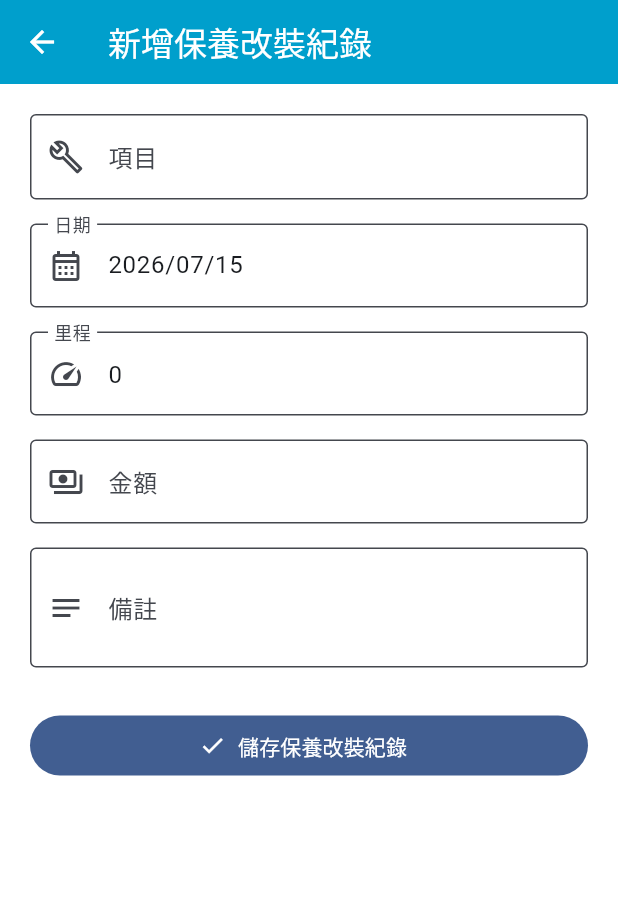
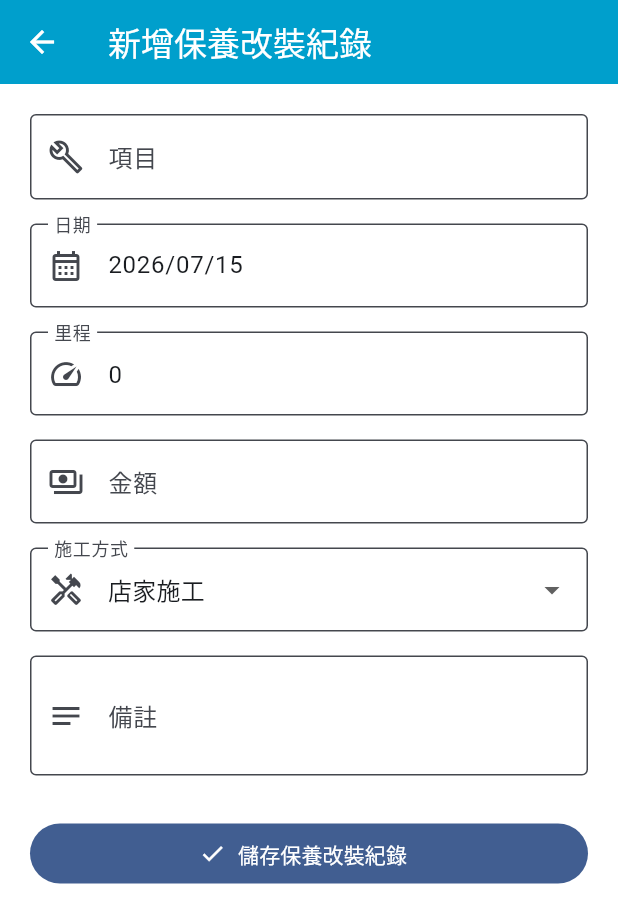
Before and after one commit to a3751780/my_garage, a Flutter app: the AddMaintenanceRecordPage screen opened directly with empty values, on a phone screen of 412 x 824 dp. Shown: the top 923 px of the screen. Run offline on Flutter 3.47's test engine with Material 3 defaults, Android fonts, the phone set to English and light mode, and no system bars; our stand-ins replace flutter_dotenv, flutter_riverpod, image_picker, shared_preferences, supabase_flutter; accounts and stored records are empty.

Commit message:
新增保養紀錄增加施工方式欄位

```diff
--- a/lib/features/maintenance/data/maintenance_record.dart
+++ b/lib/features/maintenance/data/maintenance_record.dart
@@ -1,3 +1,20 @@
+enum MaintenanceServiceType {
+  shop('shop', '店家施工'),
+  diy('diy', '自己 DIY');
+
+  const MaintenanceServiceType(this.value, this.label);
+
+  factory MaintenanceServiceType.fromValue(String? value) {
+    return MaintenanceServiceType.values.firstWhere(
+      (type) => type.value == value,
+      orElse: () => MaintenanceServiceType.shop,
+    );
+  }
+
+  final String value;
+  final String label;
+}
+
 class MaintenanceRecord {
   const MaintenanceRecord({
     required this.id,
@@ -7,6 +24,7 @@ class MaintenanceRecord {
     required this.servicedAt,
     required this.odometer,
     required this.amount,
+    required this.serviceType,
     required this.createdAt,
     this.note,
   });
@@ -20,6 +38,9 @@ class MaintenanceRecord {
       servicedAt: DateTime.parse(json['serviced_at'] as String),
       odometer: json['odometer'] as int,
       amount: (json['amount'] as num).toDouble(),
+      serviceType: MaintenanceServiceType.fromValue(
+        json['service_type'] as String?,
+      ),
       note: json['note'] as String?,
       createdAt: DateTime.parse(json['created_at'] as String),
     );
@@ -32,6 +53,7 @@ class MaintenanceRecord {
   final DateTime servicedAt;
   final int odometer;
   final double amount;
+  final MaintenanceServiceType serviceType;
   final String? note;
   final DateTime createdAt;
 }
@@ -43,6 +65,7 @@ class NewMaintenanceRecordInput {
     required this.servicedAt,
     required this.odometer,
     required this.amount,
+    required this.serviceType,
     this.note,
   });
 
@@ -51,5 +74,6 @@ class NewMaintenanceRecordInput {
   final DateTime servicedAt;
   final int odometer;
   final double amount;
+  final MaintenanceServiceType serviceType;
   final String? note;
 }
--- a/lib/features/maintenance/data/maintenance_records_repository.dart
+++ b/lib/features/maintenance/data/maintenance_records_repository.dart
@@ -38,6 +38,7 @@ class MaintenanceRecordsRepository {
       'serviced_at': _formatDate(input.servicedAt),
       'odometer': input.odometer,
       'amount': input.amount,
+      'service_type': input.serviceType.value,
       'note': input.note,
     });
 
@@ -61,6 +62,7 @@ class MaintenanceRecordsRepository {
           'serviced_at': _formatDate(input.servicedAt),
           'odometer': input.odometer,
           'amount': input.amount,
+          'service_type': input.serviceType.value,
           'note': input.note,
         })
         .eq('id', recordId)
--- a/lib/features/maintenance/presentation/add_maintenance_record_page.dart
+++ b/lib/features/maintenance/presentation/add_maintenance_record_page.dart
@@ -31,6 +31,7 @@ class _AddMaintenanceRecordPageState
   final _noteController = TextEditingController();
 
   DateTime _servicedAt = DateTime.now();
+  MaintenanceServiceType _serviceType = MaintenanceServiceType.shop;
   bool _isSaving = false;
   String? _errorMessage;
 
@@ -47,6 +48,7 @@ class _AddMaintenanceRecordPageState
       _dateController.text = _formatDisplayDate(record.servicedAt);
       _odometerController.text = record.odometer.toString();
       _amountController.text = record.amount.toString();
+      _serviceType = record.serviceType;
       _noteController.text = record.note ?? '';
       return;
     }
@@ -130,6 +132,31 @@ class _AddMaintenanceRecordPageState
                 validator: _validatePositiveNumber,
               ),
               const SizedBox(height: 16),
+              DropdownButtonFormField<MaintenanceServiceType>(
+                value: _serviceType,
+                decoration: const InputDecoration(
+                  labelText: '施工方式',
+                  prefixIcon: Icon(Icons.handyman_outlined),
+                ),
+                items: MaintenanceServiceType.values
+                    .map(
+                      (type) => DropdownMenuItem(
+                        value: type,
+                        child: Text(type.label),
+                      ),
+                    )
+                    .toList(),
+                onChanged: _isSaving
+                    ? null
+                    : (value) {
+                        if (value == null) {
+                          return;
+                        }
+
+                        setState(() => _serviceType = value);
+                      },
+              ),
+              const SizedBox(height: 16),
               TextFormField(
                 controller: _noteController,
                 minLines: 2,
@@ -201,6 +228,7 @@ class _AddMaintenanceRecordPageState
         servicedAt: _servicedAt,
         odometer: int.parse(_odometerController.text.trim()),
         amount: double.parse(_amountController.text.trim()),
+        serviceType: _serviceType,
         note: _noteController.text.trim().isEmpty
             ? null
             : _noteController.text.trim(),
```
Also changed, not shown: lib/features/vehicles/presentation/vehicle_detail_page.dart (+8 -8 lines), 2 other files.
